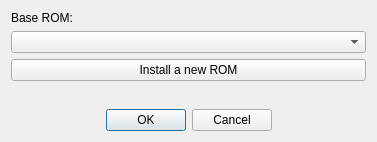
Above: SMB1/SMB1_Compliance_To_SMB1/Configure_Base_Form.ui from Coolcord/Level-Headed before the change. Below: the same form after it.
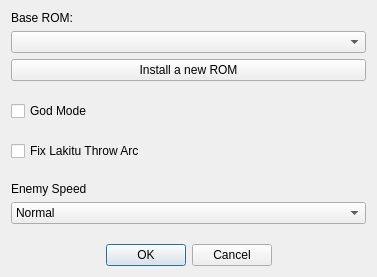
That is the form after the change.

Commit message: Added a hacks class that will be used for a few mods and patches

Diff of the .ui file:
```diff
--- a/SMB1/SMB1_Compliance_To_SMB1/Configure_Base_Form.ui
+++ b/SMB1/SMB1_Compliance_To_SMB1/Configure_Base_Form.ui
@@ -7,7 +7,7 @@
     <x>0</x>
     <y>0</y>
     <width>377</width>
-    <height>142</height>
+    <height>277</height>
    </rect>
   </property>
   <property name="windowTitle">
@@ -48,6 +48,116 @@
      </property>
     </spacer>
    </item>
+   <item>
+    <widget class="QCheckBox" name="cbGodMode">
+     <property name="text">
+      <string>God Mode</string>
+     </property>
+     <property name="tristate">
+      <bool>true</bool>
+     </property>
+    </widget>
+   </item>
+   <item>
+    <spacer name="verticalSpacer_2">
+     <property name="orientation">
+      <enum>Qt::Vertical</enum>
+     </property>
+     <property name="sizeHint" stdset="0">
+      <size>
+       <width>20</width>
+       <height>40</height>
+      </size>
+     </property>
+    </spacer>
+   </item>
+   <item>
+    <widget class="QCheckBox" name="cbLakituThrowArc">
+     <property name="text">
+      <string>Fix Lakitu Throw Arc</string>
+     </property>
+     <property name="checkable">
+      <bool>true</bool>
+     </property>
+     <property name="checked">
+      <bool>false</bool>
+     </property>
+     <property name="tristate">
+      <bool>true</bool>
+     </property>
+    </widget>
+   </item>
+   <item>
+    <spacer name="verticalSpacer_3">
+     <property name="orientation">
+      <enum>Qt::Vertical</enum>
+     </property>
+     <property name="sizeHint" stdset="0">
+      <size>
+       <width>20</width>
+       <height>40</height>
+      </size>
+     </property>
+    </spacer>
+   </item>
+   <item>
+    <layout class="QVBoxLayout" name="layoutEnemySpeed">
+     <item>
+      <widget class="QLabel" name="lblEnemySpeed">
+       <property name="text">
+        <string>Enemy Speed</string>
+       </property>
+      </widget>
+     </item>
+     <item>
+      <widget class="QComboBox" name="comboEnemySpeed">
+       <item>
+        <property name="text">
+         <string>Normal</string>
+        </property>
+       </item>
+       <item>
+        <property name="text">
+         <string>Fast</string>
+        </property>
+       </item>
+       <item>
+        <property name="text">
+         <string>Faster</string>
+        </property>
+       </item>
+       <item>
+        <property name="text">
+         <string>Turbo</string>
+        </property>
+       </item>
+       <item>
+        <property name="text">
+         <string>Ludicrous Speed!</string>
+        </property>
+       </item>
+       <item>
+        <property name="text">
+         <string>Random</string>
+        </property>
+       </item>
+      </widget>
+     </item>
+    </layout>
+   </item>
+   <item>
+    <spacer name="verticalSpacer_4">
+     <property name="orientation">
+      <enum>Qt::Vertical</enum>
+     </property>
+     <property name="sizeHint" stdset="0">
+      <size>
+       <width>20</width>
+       <height>40</height>
+      </size>
+     </property>
+    </spacer>
+   </item>
    <item>
     <widget class="QDialogButtonBox" name="buttonBox">
      <property name="standardButtons">
```
The commit also changes 10 other files.
